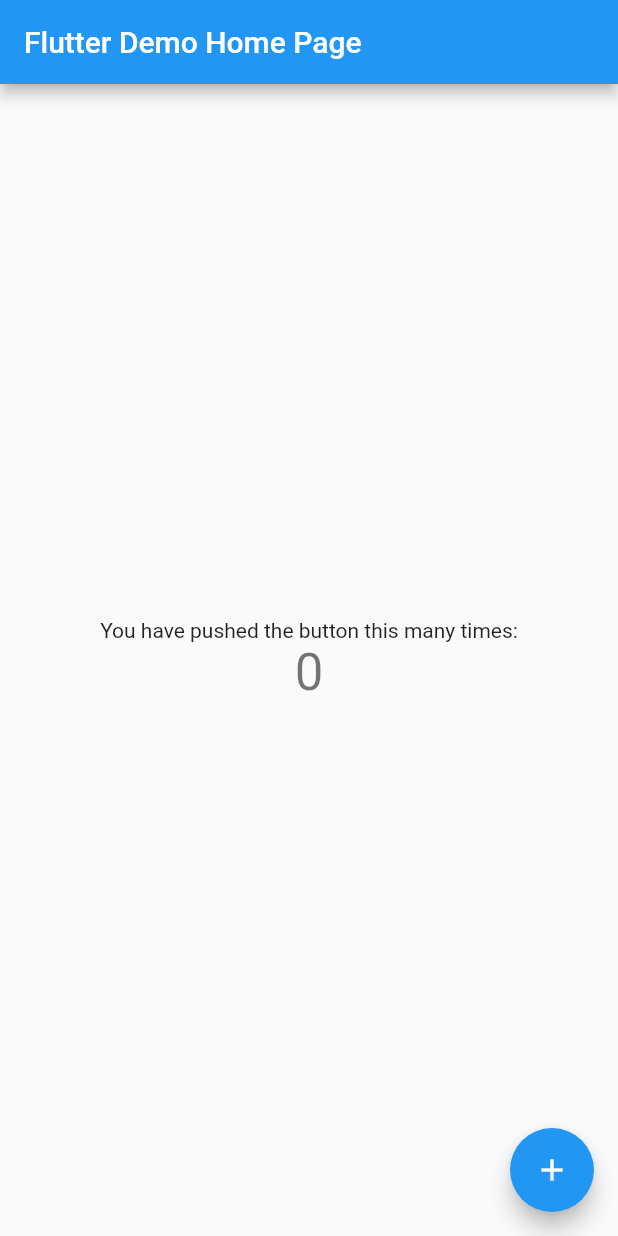
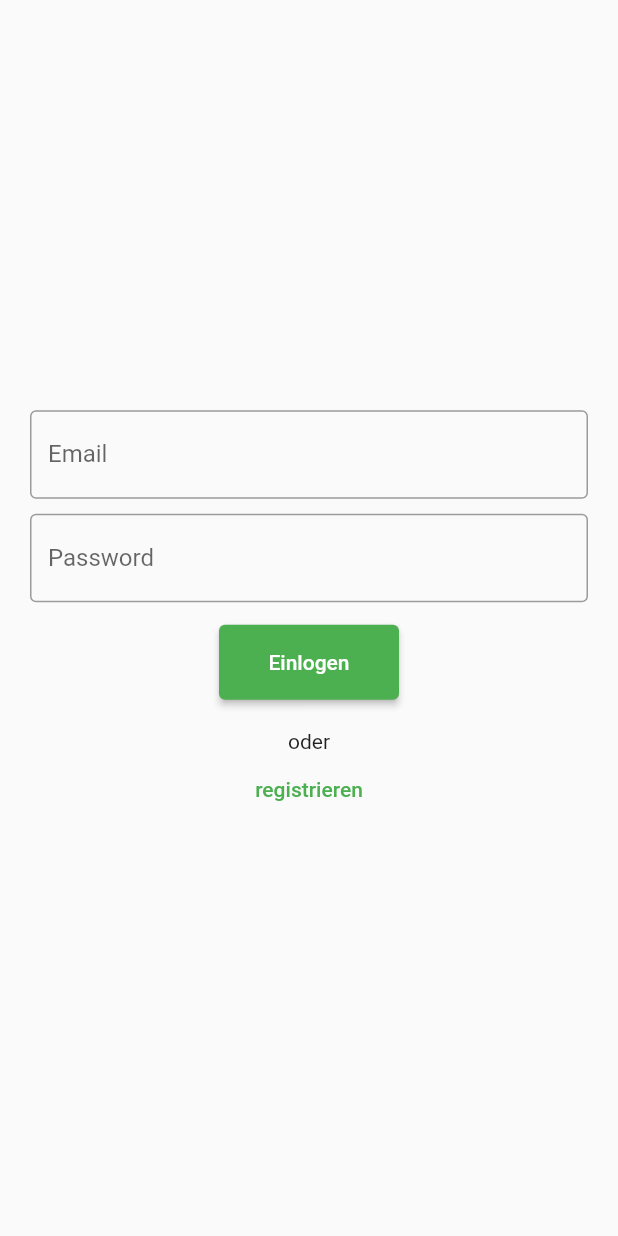
Before and after one commit to smartmyon/betreuer_app, a Flutter app: the screen it shows after launch, on a phone screen of 412 x 824 dp. Run offline on Flutter 3.47's test engine with Material 2 defaults, Android fonts, the phone set to English and light mode, and no system bars.

```diff
--- a/analysis_options.yaml
+++ b/analysis_options.yaml
@@ -24,6 +24,9 @@ linter:
   rules:
     # avoid_print: false  # Uncomment to disable the `avoid_print` rule
     # prefer_single_quotes: true  # Uncomment to enable the `prefer_single_quotes` rule
+    prefer_const_constructors: false
+    use_key_in_widget_constructors: false
+    prefer_const_literals_to_create_immutables: false
 
 # Additional information about this file can be found at
 # https://dart.dev/guides/language/analysis-options
--- a/lib/main.dart
+++ b/lib/main.dart
@@ -1,4 +1,5 @@
 import 'package:flutter/material.dart';
+import 'package:provider/provider.dart';
 
 void main() {
   runApp(const MyApp());
@@ -10,106 +11,72 @@ class MyApp extends StatelessWidget {
   // This widget is the root of your application.
   @override
   Widget build(BuildContext context) {
-    return MaterialApp(
-      title: 'Flutter Demo',
-      theme: ThemeData(
-        // This is the theme of your application.
-        //
-        // Try running your application with "flutter run". You'll see the
-        // application has a blue toolbar. Then, without quitting the app, try
-        // changing the primarySwatch below to Colors.green and then invoke
-        // "hot reload" (press "r" in the console where you ran "flutter run",
-        // or simply save your changes to "hot reload" in a Flutter IDE).
-        // Notice that the counter didn't reset back to zero; the application
-        // is not restarted.
-        primarySwatch: Colors.blue,
+    return ChangeNotifierProvider(
+      create: (context) => MyAppState(),
+      child: MaterialApp(
+        title: 'Betreuer-App',
+        theme: ThemeData(
+          primarySwatch: Colors.green,
+        ),
+        home: LoginPage(),
       ),
-      home: const MyHomePage(title: 'Flutter Demo Home Page'),
     );
   }
 }
 
-class MyHomePage extends StatefulWidget {
-  const MyHomePage({super.key, required this.title});
+class MyAppState extends ChangeNotifier {
+  var user = "teacher";
 
-  // This widget is the home page of your application. It is stateful, meaning
-  // that it has a State object (defined below) that contains fields that affect
-  // how it looks.
+  void loginfunction() {}
 
-  // This class is the configuration for the state. It holds the values (in this
-  // case the title) provided by the parent (in this case the App widget) and
-  // used by the build method of the State. Fields in a Widget subclass are
-  // always marked "final".
-
-  final String title;
-
-  @override
-  State<MyHomePage> createState() => _MyHomePageState();
+  void gotosingupfunction() {}
 }
 
-class _MyHomePageState extends State<MyHomePage> {
-  int _counter = 0;
-
-  void _incrementCounter() {
-    setState(() {
-      // This call to setState tells the Flutter framework that something has
-      // changed in this State, which causes it to rerun the build method below
-      // so that the display can reflect the updated values. If we changed
-      // _counter without calling setState(), then the build method would not be
-      // called again, and so nothing would appear to happen.
-      _counter++;
-    });
-  }
-
+class LoginPage extends StatelessWidget {
   @override
   Widget build(BuildContext context) {
-    // This method is rerun every time setState is called, for instance as done
-    // by the _incrementCounter method above.
-    //
-    // The Flutter framework has been optimized to make rerunning build methods
-    // fast, so that you can just rebuild anything that needs updating rather
-    // than having to individually change instances of widgets.
+    var appState = context.watch<MyAppState>();
+
     return Scaffold(
-      appBar: AppBar(
-        // Here we take the value from the MyHomePage object that was created by
-        // the App.build method, and use it to set our appbar title.
-        title: Text(widget.title),
+        body: Padding(
+      padding: const EdgeInsets.all(20),
+      child: Column(
+        mainAxisAlignment: MainAxisAlignment.center,
+        children: [
+          TextField(
+            obscureText: false,
+            decoration: InputDecoration(
+              border: OutlineInputBorder(),
+              labelText: 'Email',
+            ),
+          ),
+          SizedBox(height: 10),
+          TextField(
+            obscureText: true,
+            decoration: InputDecoration(
+              border: OutlineInputBorder(),
+              labelText: 'Password',
+            ),
+          ),
+          SizedBox(height: 15),
+          SizedBox(
+            height: 50,
+            width: 120,
+            child: ElevatedButton(
+                onPressed: () {
+                  appState.loginfunction();
+                },
+                child: Text("Einlogen")),
+          ),
+          SizedBox(height: 20),
+          Text("oder"),
+          TextButton(
+              onPressed: () {
+                appState.gotosingupfunction();
+              },
+              child: Text("registrieren")),
+        ],
       ),
-      body: Center(
-        // Center is a layout widget. It takes a single child and positions it
-        // in the middle of the parent.
-        child: Column(
-          // Column is also a layout widget. It takes a list of children and
-          // arranges them vertically. By default, it sizes itself to fit its
-          // children horizontally, and tries to be as tall as its parent.
-          //
-          // Invoke "debug painting" (press "p" in the console, choose the
-          // "Toggle Debug Paint" action from the Flutter Inspector in Android
-          // Studio, or the "Toggle Debug Paint" command in Visual Studio Code)
-          // to see the wireframe for each widget.
-          //
-          // Column has various properties to control how it sizes itself and
-          // how it positions its children. Here we use mainAxisAlignment to
-          // center the children vertically; the main axis here is the vertical
-          // axis because Columns are vertical (the cross axis would be
-          // horizontal).
-          mainAxisAlignment: MainAxisAlignment.center,
-          children: <Widget>[
-            const Text(
-              'You have pushed the button this many times:',
-            ),
-            Text(
-              '$_counter',
-              style: Theme.of(context).textTheme.headline4,
-            ),
-          ],
-        ),
-      ),
-      floatingActionButton: FloatingActionButton(
-        onPressed: _incrementCounter,
-        tooltip: 'Increment',
-        child: const Icon(Icons.add),
-      ), // This trailing comma makes auto-formatting nicer for build methods.
-    );
+    ));
   }
 }
--- a/pubspec.yaml
+++ b/pubspec.yaml
@@ -31,6 +31,7 @@ environment:
 dependencies:
   flutter:
     sdk: flutter
+  provider: ^6.0.0
 
 
   # The following adds the Cupertino Icons font to your application.
```
Also changed, not shown: pubspec.lock.
